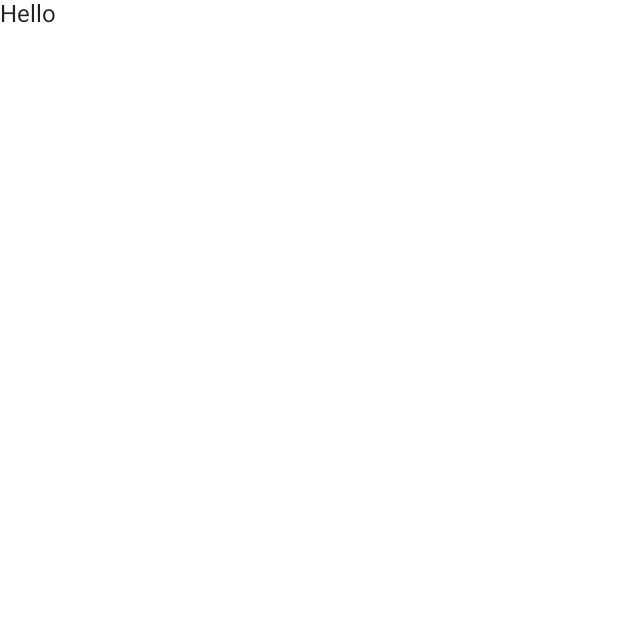
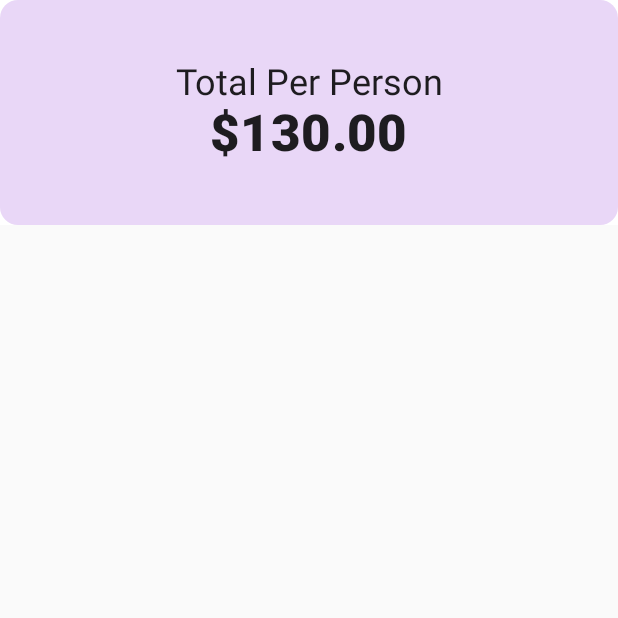
Before and after one commit to DeepakRattan/JetpackTipApp, an Android app built with Jetpack Compose: the screen it shows after launch (MainActivity), on a phone screen of 412 x 824 dp, the top half of it. Before the commit the part shown is almost empty. Run offline under Robolectric (Android 15) with nearby library versions, the phone set to English and light mode, and no system bars.

Commit message:
Implements top header composable function

```diff
--- a/app/src/main/java/com/example/jetpacktipapp/MainActivity.kt
+++ b/app/src/main/java/com/example/jetpacktipapp/MainActivity.kt
@@ -3,9 +3,7 @@ package com.example.jetpacktipapp
 import android.os.Bundle
 import androidx.activity.ComponentActivity
 import androidx.activity.compose.setContent
-import androidx.compose.foundation.layout.fillMaxSize
-import androidx.compose.foundation.layout.fillMaxWidth
-import androidx.compose.foundation.layout.height
+import androidx.compose.foundation.layout.*
 import androidx.compose.foundation.shape.CircleShape
 import androidx.compose.foundation.shape.CornerSize
 import androidx.compose.foundation.shape.RoundedCornerShape
@@ -13,9 +11,11 @@ import androidx.compose.material.MaterialTheme
 import androidx.compose.material.Surface
 import androidx.compose.material.Text
 import androidx.compose.runtime.Composable
+import androidx.compose.ui.Alignment
 import androidx.compose.ui.Modifier
 import androidx.compose.ui.draw.clip
 import androidx.compose.ui.graphics.Color
+import androidx.compose.ui.text.font.FontWeight
 import androidx.compose.ui.tooling.preview.Preview
 import androidx.compose.ui.unit.dp
 import com.example.jetpacktipapp.ui.theme.JetpackTipAppTheme
@@ -25,7 +25,7 @@ class MainActivity : ComponentActivity() {
         super.onCreate(savedInstanceState)
         setContent {
             MyApp {
-                Text("Hello")
+                TopHeader()
             }
         }
     }
@@ -36,7 +36,7 @@ fun MyApp(content: @Composable () -> Unit) {
     JetpackTipAppTheme {
         // A surface container using the 'background' color from the theme
         Surface(
-            modifier = Modifier.fillMaxSize(), color = MaterialTheme.colors.background
+            color = MaterialTheme.colors.background
         ) {
             content()
         }
@@ -45,17 +45,35 @@ fun MyApp(content: @Composable () -> Unit) {
 
 @Preview
 @Composable
-fun TopHeader() {
+fun TopHeader(totalPerPerson: Double = 130.0) {
     Surface(
         modifier = Modifier
             .fillMaxWidth()
             .height(150.dp)
             .clip(
                 shape = CircleShape.copy(all = CornerSize(12.dp))
+            ),
+        color = Color(0xFFE9D7f7)
+//            .clip(RoundedCornerShape(corner = CornerSize(12.dp)))
+    ) {
+        Column(
+            verticalArrangement = Arrangement.Center,
+            horizontalAlignment = Alignment.CenterHorizontally,
+            modifier = Modifier.padding(all = 12.dp)
+
+        ) {
+            val total = "%.2f".format(totalPerPerson)
+
+            Text(
+                text = "Total Per Person",
+                style = MaterialTheme.typography.h5
             )
-//            .clip(RoundedCornerShape(corner = CornerSize(12.dp)))
-        , color = Color.Magenta
-    ) {
+            Text(
+                text = "$$total",
+                style = MaterialTheme.typography.h4,
+                fontWeight = FontWeight.ExtraBold
+            )
+        }
 
     }
 }
@@ -65,7 +83,7 @@ fun TopHeader() {
 fun DefaultPreview() {
     JetpackTipAppTheme {
         MyApp {
-            Text("Hello")
+            TopHeader()
         }
     }
 }
```
